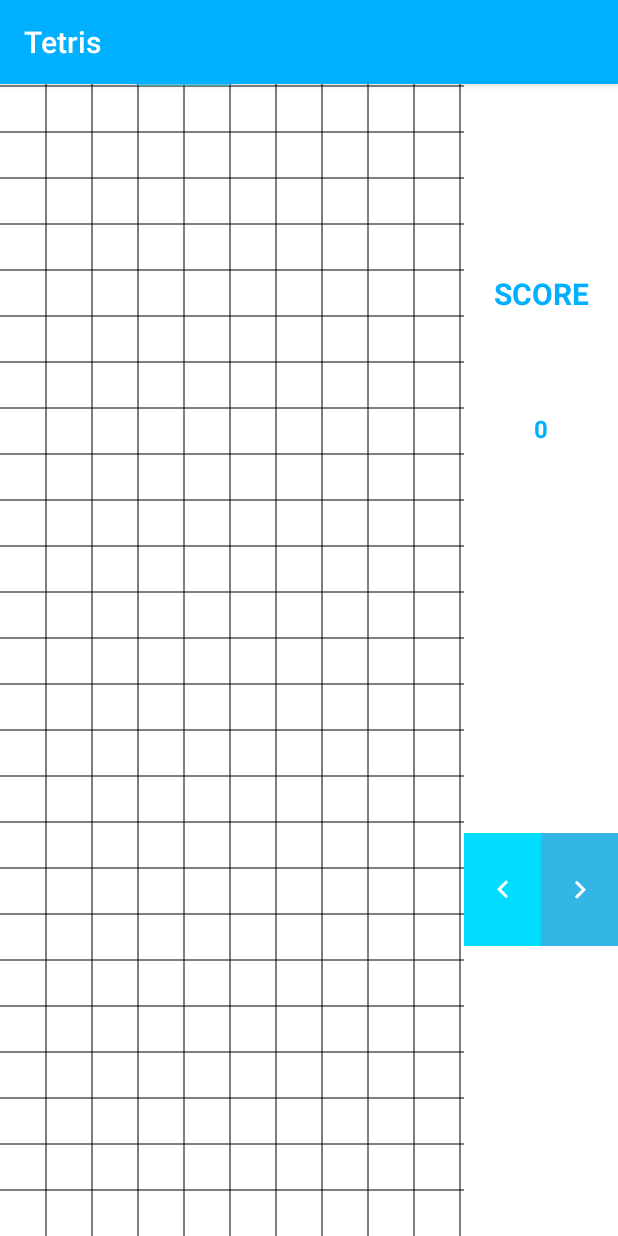
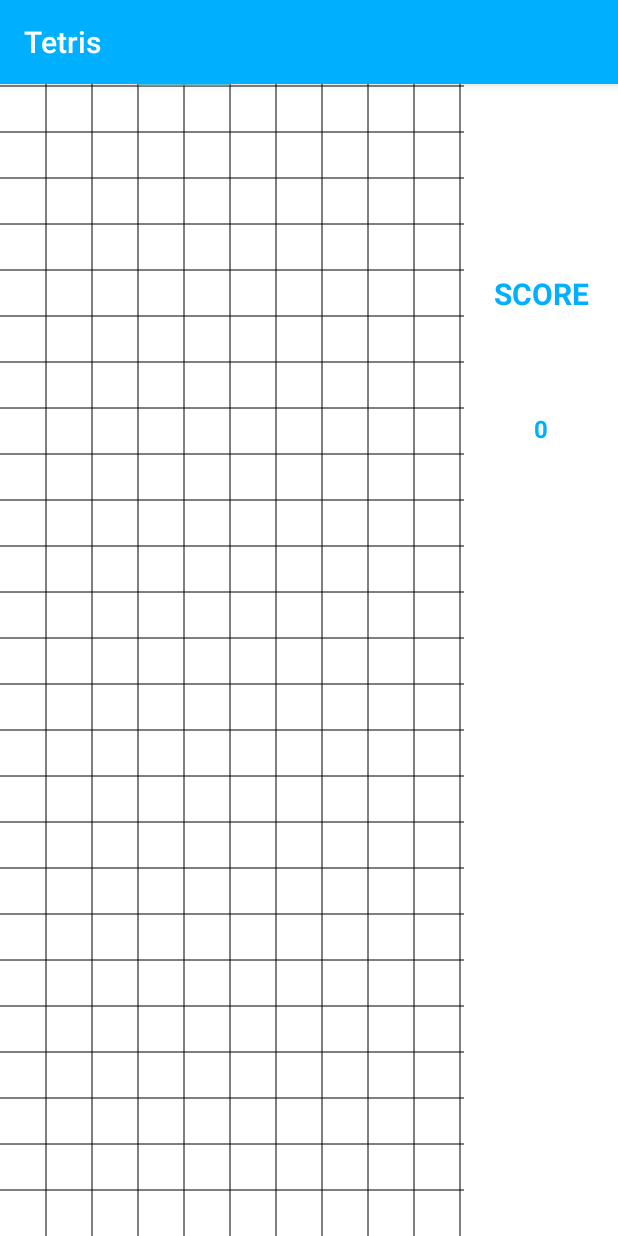
Before and after one commit to AlinaStepanova/BrickGame, an Android app: the MainActivity screen opened directly, with no data from a screen before it, on a phone screen of 412 x 824 dp. Run offline under Robolectric (Android 15) with nearby library versions, the phone set to English and light mode, and no system bars; our stand-ins replace ButterKnife.

Commit message:
made controll buttons transparent, moved them above playing area

```diff
--- a/app/src/main/java/com/example/alina/tetris/activities/MainActivity.java
+++ b/app/src/main/java/com/example/alina/tetris/activities/MainActivity.java
@@ -4,9 +4,9 @@
 import android.support.v7.app.AppCompatActivity;
 
 import com.example.alina.tetris.Controller;
-import com.example.alina.tetris.PlayingArea;
+import com.example.alina.tetris.views.PlayingArea;
 import com.example.alina.tetris.R;
-import com.example.alina.tetris.ScoreArea;
+import com.example.alina.tetris.views.ScoreArea;
 import com.example.alina.tetris.listeners.OnControllerListener;
 
 import butterknife.BindView;
@@ -17,8 +17,10 @@
 
     @BindView(R.id.pole)
     PlayingArea playingArea;
+
     @BindView(R.id.tvScore)
     ScoreArea scoreArea;
+
     @BindView(R.id.controller)
     Controller controller;
 
--- a/app/src/main/java/com/example/alina/tetris/PlayingArea.java
+++ b/app/src/main/java/com/example/alina/tetris/views/PlayingArea.java
@@ -1,4 +1,4 @@
-package com.example.alina.tetris;
+package com.example.alina.tetris.views;
 
 import android.app.Activity;
 import android.content.Context;
@@ -16,6 +16,7 @@
 import android.view.View;
 import android.widget.Toast;
 
+import com.example.alina.tetris.NetManager;
 import com.example.alina.tetris.data.ScoreCounter;
 import com.example.alina.tetris.enums.FigureState;
 import com.example.alina.tetris.enums.FigureType;
--- a/app/src/main/java/com/example/alina/tetris/ScoreArea.java
+++ b/app/src/main/java/com/example/alina/tetris/views/ScoreArea.java
@@ -1,10 +1,12 @@
-package com.example.alina.tetris;
+package com.example.alina.tetris.views;
 
 import android.content.Context;
 import android.support.v7.widget.AppCompatTextView;
 import android.util.AttributeSet;
 import android.view.animation.Animation;
 import android.view.animation.AnimationUtils;
+
+import com.example.alina.tetris.NetManager;
 
 import static com.example.alina.tetris.values.Values.EXTRA_SCORE;
 import static com.example.alina.tetris.values.Values.FIGURE_STOPPED_SCORE;
--- a/app/src/main/res/drawable/ic_left_white_24dp.xml
+++ /dev/null
@@ -1,9 +0,0 @@
-<vector xmlns:android="http://schemas.android.com/apk/res/android"
-        android:width="24dp"
-        android:height="24dp"
-        android:viewportWidth="24.0"
-        android:viewportHeight="24.0">
-    <path
-        android:fillColor="#FFFF"
-        android:pathData="M15.41,16.09l-4.58,-4.59 4.58,-4.59L14,5.5l-6,6 6,6z"/>
-</vector>
--- a/app/src/main/res/drawable/ic_right_white_24dp.xml
+++ /dev/null
@@ -1,9 +0,0 @@
-<vector xmlns:android="http://schemas.android.com/apk/res/android"
-        android:width="24dp"
-        android:height="24dp"
-        android:viewportWidth="24.0"
-        android:viewportHeight="24.0">
-    <path
-        android:fillColor="#FFFF"
-        android:pathData="M8.59,16.34l4.58,-4.59 -4.58,-4.59L10,5.75l6,6 -6,6z"/>
-</vector>
--- a/app/src/main/res/layout/activity_main.xml
+++ b/app/src/main/res/layout/activity_main.xml
@@ -1,57 +1,61 @@
 <?xml version="1.0" encoding="utf-8"?>
 <LinearLayout xmlns:android="http://schemas.android.com/apk/res/android"
-    android:orientation="horizontal"
               android:id="@+id/llBase"
+              android:layout_width="match_parent"
+              android:layout_height="match_parent"
               android:gravity="center_horizontal"
-    android:layout_width="fill_parent"
-    android:layout_height="fill_parent">
+              android:orientation="horizontal">
 
-    <com.example.alina.tetris.PlayingArea
+    <FrameLayout
+        android:layout_width="match_parent"
+        android:layout_height="match_parent"
+        android:layout_weight="1">
+
+        <com.example.alina.tetris.views.PlayingArea
             android:id="@+id/pole"
             android:layout_width="match_parent"
             android:layout_height="match_parent"
-        android:background="@color/white"
-        android:layout_weight="1">
-    </com.example.alina.tetris.PlayingArea>
+            android:background="@color/white">
+        </com.example.alina.tetris.views.PlayingArea>
 
-    <LinearLayout xmlns:android="http://schemas.android.com/apk/res/android"
-        android:id="@+id/llControl"
+        <com.example.alina.tetris.Controller
+            android:id="@+id/controller"
+            android:layout_width="match_parent"
+            android:layout_height="match_parent"
+            android:background="@color/transparent">
+        </com.example.alina.tetris.Controller>
+
+    </FrameLayout>
+
+    <LinearLayout
+        xmlns:android="http://schemas.android.com/apk/res/android"
+        android:id="@+id/llScore"
         android:layout_weight="3"
         android:layout_width="match_parent"
         android:layout_height="match_parent"
-        android:orientation="vertical">
-
-        <LinearLayout xmlns:android="http://schemas.android.com/apk/res/android"
-            android:id="@+id/llScore"
-            android:layout_width="match_parent"
-            android:layout_height="match_parent"
-            android:weightSum="1"
-            android:orientation="vertical">
+        android:orientation="vertical"
+        android:weightSum="1">
 
         <TextView
+            style="@style/simpleStyle"
+            android:layout_weight="0.2"
             android:gravity="bottom"
-                android:textSize="@dimen/midTextSize"
-                android:layout_weight="0.2"
             android:text="@string/scoreText"
-                style="@style/simpleStyle"/>
+            android:textSize="@dimen/midTextSize"/>
 
-            <com.example.alina.tetris.ScoreArea
+        <com.example.alina.tetris.views.ScoreArea
             android:id="@+id/tvScore"
+            style="@style/simpleStyle"
             android:layout_weight="0.2"
             android:text="@string/startScore"
-                android:textStyle="bold"
-                style="@style/simpleStyle">
-            </com.example.alina.tetris.ScoreArea>
+            android:textStyle="bold">
+        </com.example.alina.tetris.views.ScoreArea>
 
-            <com.example.alina.tetris.Controller
-                android:id="@+id/controller"
+        <View
+            android:layout_width="match_parent"
+            android:layout_height="0dp"
             android:layout_weight="0.6"
-                android:layout_width="match_parent"
-                android:background="@color/white"
-                android:layout_height="0dp">
-            </com.example.alina.tetris.Controller>
+            android:background="@color/white"/>
     </LinearLayout>
 
 </LinearLayout>
-
-</LinearLayout>
--- a/app/src/main/res/layout/controller.xml
+++ b/app/src/main/res/layout/controller.xml
@@ -9,13 +9,11 @@
 
     <ImageButton
         android:id="@+id/bLeft"
-        android:background="@android:color/holo_blue_bright"
-        android:src="@drawable/ic_left_white_24dp"
+        android:background="@color/transparent"
         style="@style/main_activity_button_Style"/>
 
     <ImageButton
         android:id="@+id/bRight"
-        android:background="@android:color/holo_blue_light"
-        android:src="@drawable/ic_right_white_24dp"
+        android:background="@color/transparent"
         style="@style/main_activity_button_Style"/>
 </LinearLayout>
--- a/app/src/main/res/values/colors.xml
+++ b/app/src/main/res/values/colors.xml
@@ -14,4 +14,6 @@
 
     <color name="white">#ffffff</color>
     <color name="mainColor">#00b0ff</color>
+
+    <color name="transparent">#00000000</color>
 </resources>
--- a/app/src/main/res/values/styles.xml
+++ b/app/src/main/res/values/styles.xml
@@ -18,14 +18,8 @@
 
     <style name="main_activity_button_Style">
         <item name="android:layout_width">0dp</item>
-        <item name="android:layout_height">wrap_content</item>
+        <item name="android:layout_height">match_parent</item>
         <item name="android:layout_weight">1</item>
-        <item name="android:gravity">center</item>
-        <item name="android:textColor">@color/white</item>
-        <item name="android:textStyle">bold</item>
-        <item name="android:textAlignment">center</item>
-        <item name="android:textSize">@dimen/maxTextSize</item>
-        <item name="android:minHeight">75dp</item>
     </style>
 
     <style name="simpleStyle">
```
Lines whose indentation alone changed are shown as unchanged.
